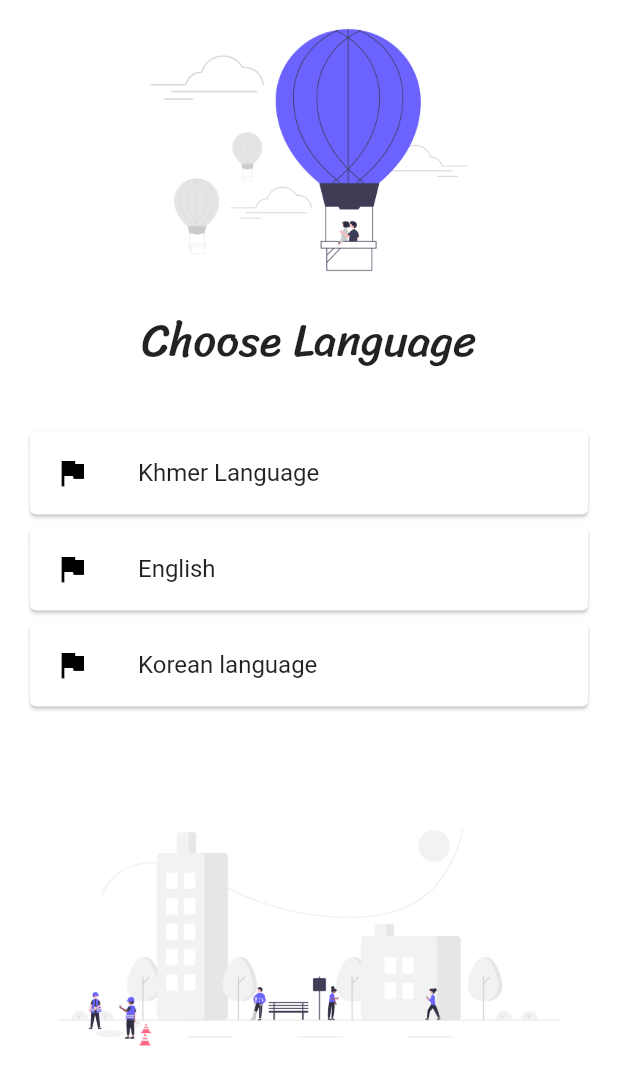
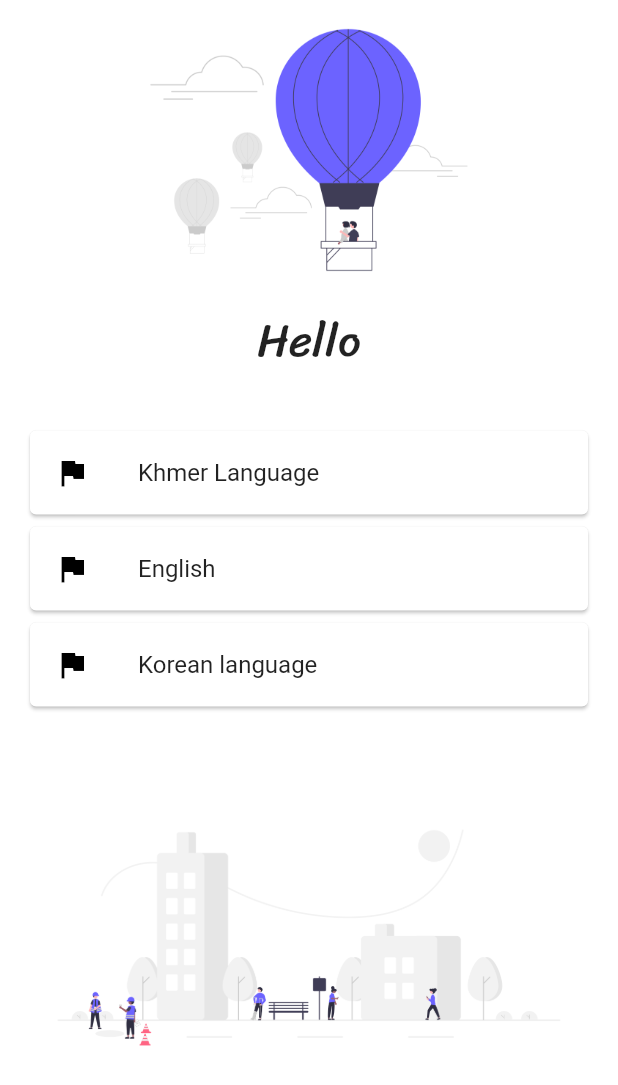
Before and after one commit to maneth909/e2nergy, a Flutter app: the screen it shows after launch, on a phone screen of 412 x 824 dp. Shown: the top 1085 px of the screen. Run offline on Flutter 3.47's test engine with Material 2 defaults, Android fonts, the phone set to English and light mode, and no system bars.

Commit message:
I have changed choose language to hello

```diff
--- a/lib/main.dart
+++ b/lib/main.dart
@@ -34,7 +34,7 @@ class _FirstPageState extends State<FirstPage> {
                )
              )
            ),
-            Center(child: Text('Choose Language', style: TextStyle(
+            Center(child: Text('Hello', style: TextStyle(
               fontSize: 30,
               fontFamily: 'Sriracha',
             ))),
```
Also changed, not shown: pubspec.lock.
